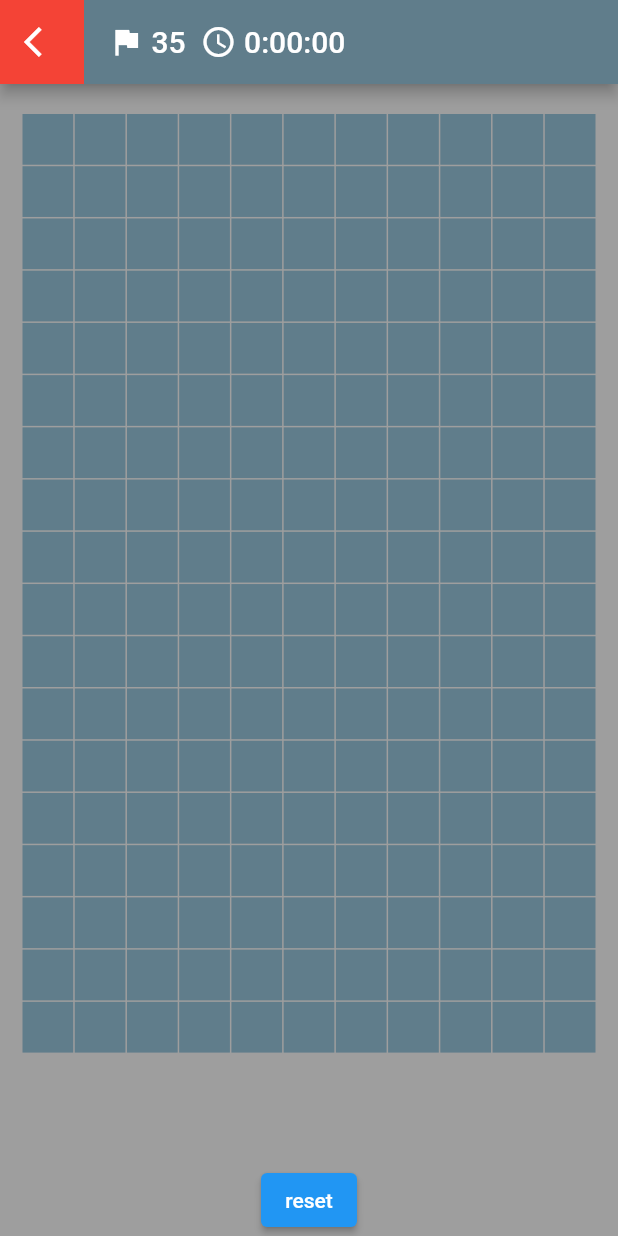
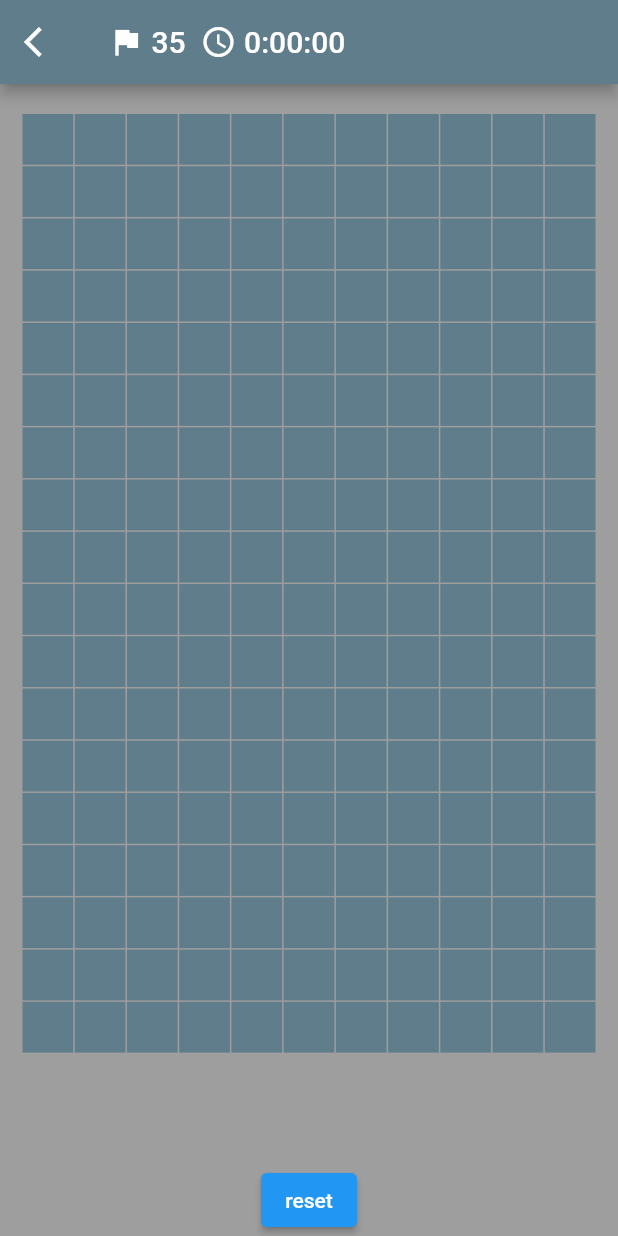
Before and after one commit to AbashAnewAunty/flutter-minesweeper, a Flutter app: the GamePage screen opened by its route, on a phone screen of 412 x 824 dp. Run offline on Flutter 3.47's test engine with Material 2 defaults, Android fonts, the phone set to English and light mode, and no system bars; our stand-ins replace firebase_analytics, firebase_core; missing offline and left inert: flutter_animated_dialog; accounts and stored records are empty.

Commit message:
:adhesive_bandage: UI修正

```diff
--- a/lib/game_page.dart
+++ b/lib/game_page.dart
@@ -71,10 +71,7 @@ class GamePage extends StatelessWidget {
           logScreenView(screenName: "Start");
           Navigator.of(context).pop();
         },
-        child: Container(
-          color: Colors.red,
-          child: Icon(Icons.arrow_back_ios),
-        ),
+        child: const Icon(Icons.arrow_back_ios),
       ),
       title: Row(
         mainAxisSize: MainAxisSize.min,
```
